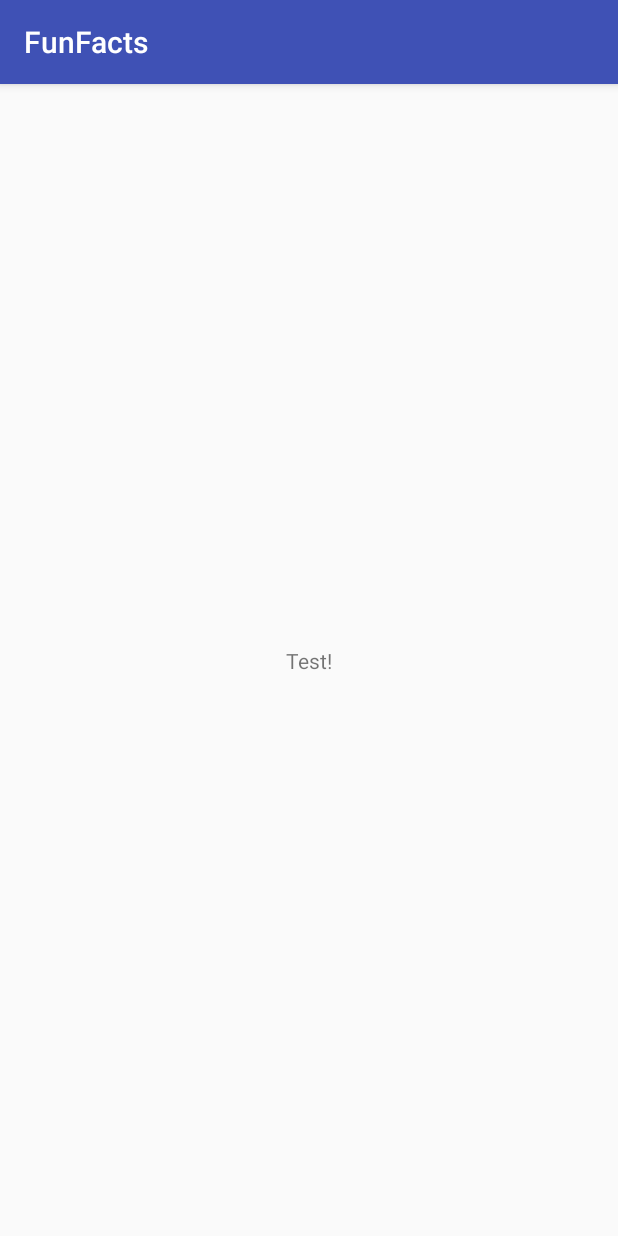
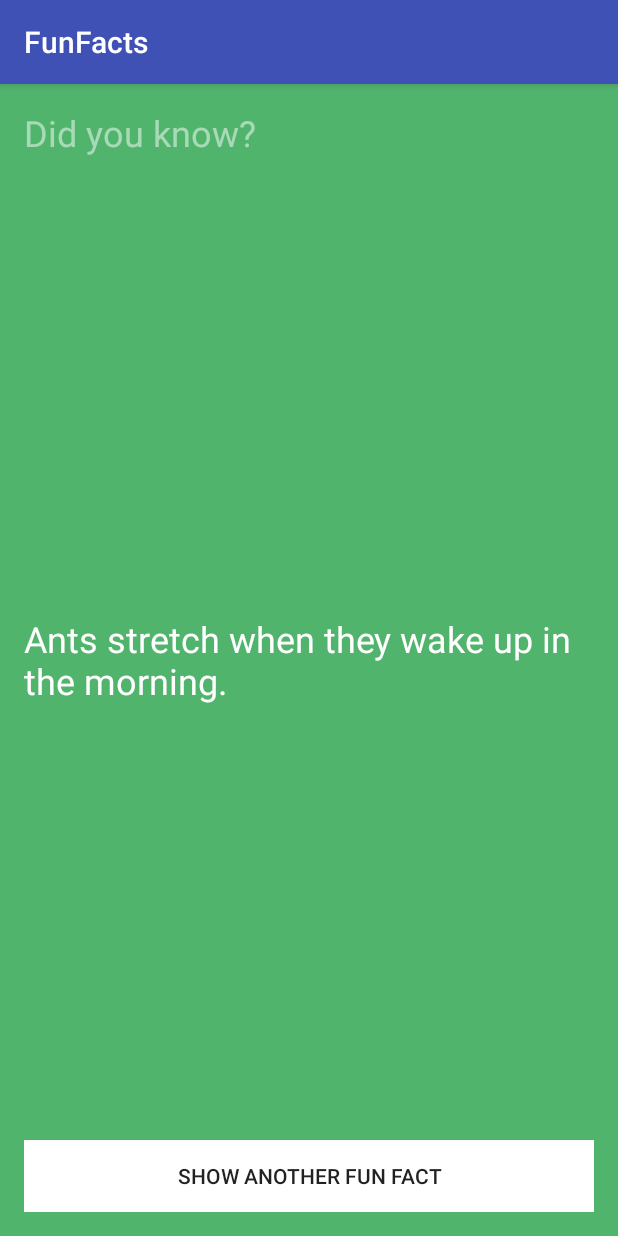
Before and after one commit to JeremyBowyer/Android-FunFacts, an Android app: the screen it shows after launch (FunFacts), on a phone screen of 412 x 824 dp. Run offline under Robolectric (Android 15) with nearby library versions, the phone set to English and light mode, and no system bars.

Commit message:
Added text views. Changed background color.

```diff
--- a/app/src/main/res/layout/activity_fun_facts.xml
+++ b/app/src/main/res/layout/activity_fun_facts.xml
@@ -1,18 +1,40 @@
 <?xml version="1.0" encoding="utf-8"?>
-<android.support.constraint.ConstraintLayout xmlns:android="http://schemas.android.com/apk/res/android"
-    xmlns:app="http://schemas.android.com/apk/res-auto"
+<RelativeLayout xmlns:android="http://schemas.android.com/apk/res/android"
     xmlns:tools="http://schemas.android.com/tools"
     android:layout_width="match_parent"
     android:layout_height="match_parent"
+    android:background="#51b46d"
+    android:paddingBottom="16dp"
+    android:paddingLeft="16dp"
+    android:paddingRight="16dp"
+    android:paddingTop="16dp"
     tools:context="com.jeremybowyer.funfacts.FunFacts">
 
     <TextView
         android:layout_width="wrap_content"
         android:layout_height="wrap_content"
-        android:text="Test!"
-        app:layout_constraintBottom_toBottomOf="parent"
-        app:layout_constraintLeft_toLeftOf="parent"
-        app:layout_constraintRight_toRightOf="parent"
-        app:layout_constraintTop_toTopOf="parent" />
+        android:text="Did you know?"
+        android:textColor="@color/colorAccent"
+        android:textSize="24sp" />
 
-</android.support.constraint.ConstraintLayout>
+    <TextView
+        android:id="@+id/factTextView"
+        android:layout_width="wrap_content"
+        android:layout_height="wrap_content"
+        android:layout_alignParentLeft="true"
+        android:layout_alignParentStart="true"
+        android:layout_centerVertical="true"
+        android:text="Ants stretch when they wake up in the morning."
+        android:textColor="@android:color/white"
+        android:textSize="24sp" />
+
+    <Button
+        android:id="@+id/showFactButton"
+        android:layout_width="match_parent"
+        android:layout_height="wrap_content"
+        android:layout_alignParentBottom="true"
+        android:layout_centerHorizontal="true"
+        android:background="@android:color/white"
+        android:text="Show Another Fun Fact" />
+
+</RelativeLayout>
--- a/app/src/main/res/values/colors.xml
+++ b/app/src/main/res/values/colors.xml
@@ -2,5 +2,5 @@
 <resources>
     <color name="colorPrimary">#3F51B5</color>
     <color name="colorPrimaryDark">#303F9F</color>
-    <color name="colorAccent">#FF4081</color>
+    <color name="colorAccent">#80ffffff</color>
 </resources>
```
